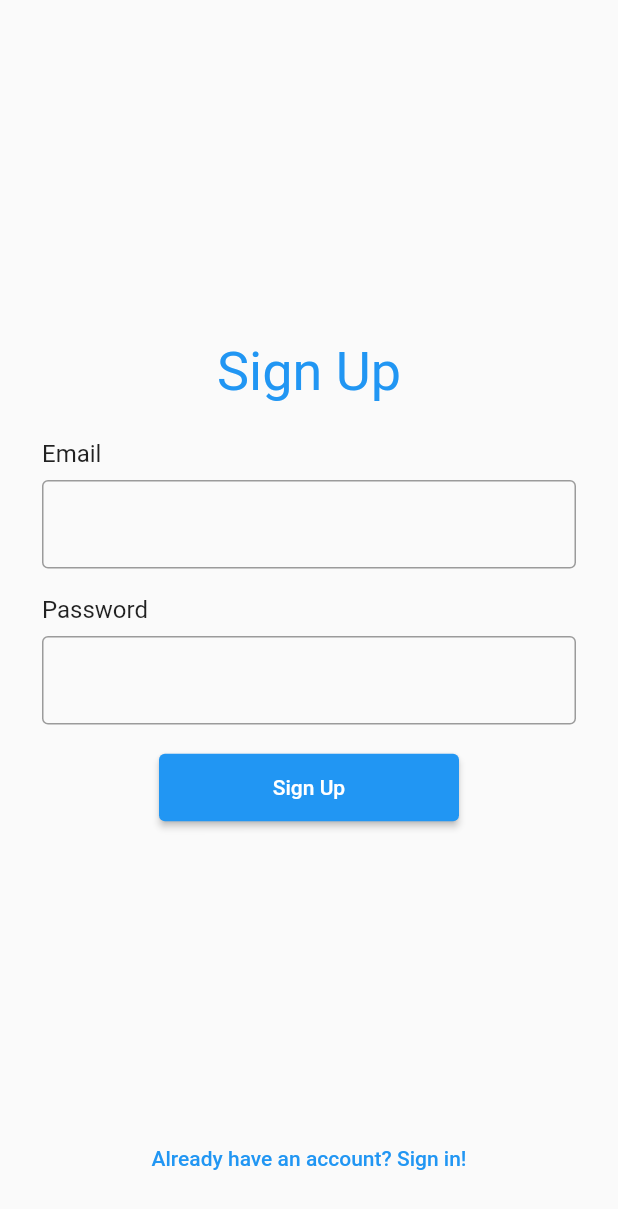
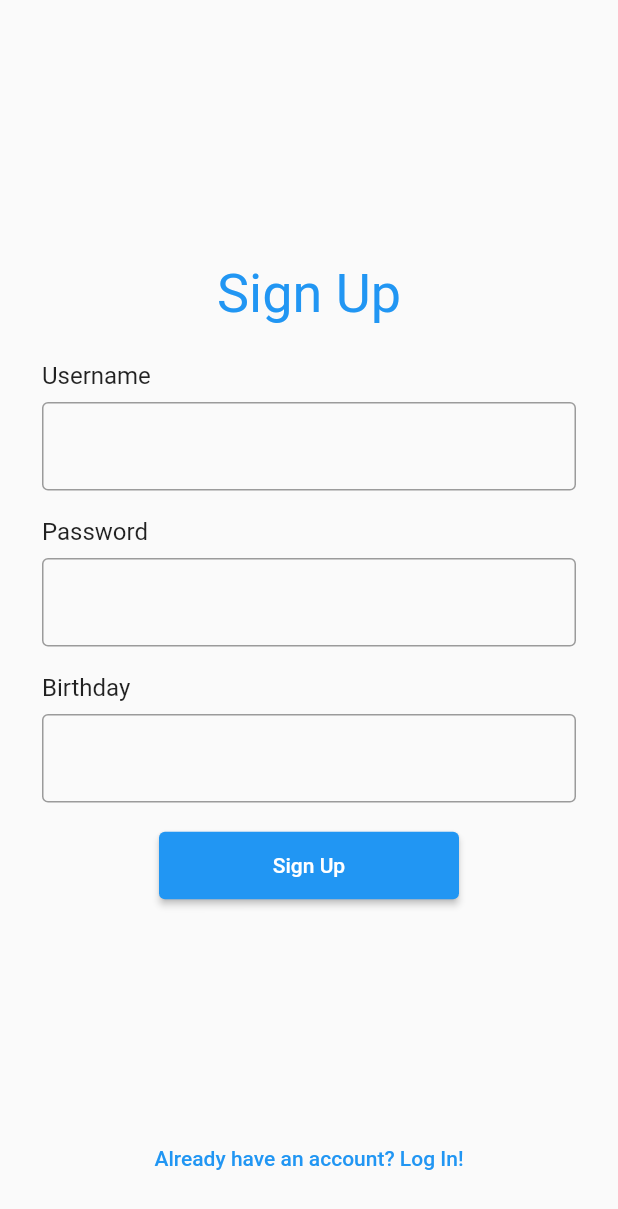
Before and after one commit to ArthurAMP/mini_feed_project, a Flutter app: the AuthPage widget shown alone on an empty page, opened directly, after a tap on "Don't have an account yet? Sign Up!", on a phone screen of 412 x 824 dp. Shown: the top 1209 px of the screen. Run offline on Flutter 3.47's test engine with Material 2 defaults, Android fonts, the phone set to English and light mode, and no system bars; our stand-ins replace infinite_scroll_pagination; network calls fail.

Commit message:
Remove unnecessary fields

```diff
--- a/lib/components/auth/login_form.dart
+++ b/lib/components/auth/login_form.dart
@@ -8,19 +8,15 @@ class LoginForm extends StatelessWidget {
 
   final void Function() onBottomTextButtonPressed;
 
-  final _title = "Login";
-  final _bottomText = "Don't have an account yet? Sign Up!";
-  final _formFields = const [
-    AuthTextFormField(fieldName: "Username"),
-    AuthTextFormField(fieldName: "Password")
-  ];
-
   @override
   Widget build(BuildContext context) {
     return AuthForm(
-        title: _title,
-        bottomText: _bottomText,
-        formFields: _formFields,
+        title: "Log In",
+        bottomText: "Don't have an account yet? Sign Up!",
+        formFields: const [
+          AuthTextFormField(fieldName: "Username"),
+          AuthTextFormField(fieldName: "Password"),
+        ],
         onBottomTextButtonPressed: onBottomTextButtonPressed);
   }
 }
--- a/lib/components/auth/signup_form.dart
+++ b/lib/components/auth/signup_form.dart
@@ -8,20 +8,16 @@ class SignUpForm extends StatelessWidget {
 
   final void Function() onBottomTextButtonPressed;
 
-  final _title = "Sign Up";
-  final _bottomText = "Already have an account? Sign in!";
-  final _formFields = const [
-    AuthTextFormField(fieldName: "Email"),
-    AuthTextFormField(fieldName: "Password"),
-  ];
-
   @override
   Widget build(BuildContext context) {
     return AuthForm(
-      title: _title,
-      bottomText: _bottomText,
-      formFields: _formFields,
-      onBottomTextButtonPressed: onBottomTextButtonPressed,
-    );
+        title: "Sign Up",
+        bottomText: "Already have an account? Log In!",
+        formFields: const [
+          AuthTextFormField(fieldName: "Username"),
+          AuthTextFormField(fieldName: "Password"),
+          AuthTextFormField(fieldName: "Birthday"),
+        ],
+        onBottomTextButtonPressed: onBottomTextButtonPressed);
   }
 }
--- a/lib/views/auth_page.dart
+++ b/lib/views/auth_page.dart
@@ -11,29 +11,22 @@ class AuthPage extends StatefulWidget {
 
 class _AuthPageState extends State<AuthPage> {
   var _selectedIndex = 0;
-  var _widgetOptions = <Widget>[];
 
-  @override
-  void initState() {
-    _widgetOptions = [
-      LoginForm(
-        onBottomTextButtonPressed: _onBottomTextButtonTapped,
-      ),
-      SignUpForm(
-        onBottomTextButtonPressed: _onBottomTextButtonTapped,
-      )
-    ];
-    super.initState();
-  }
-
-  void _onBottomTextButtonTapped() => setState(
-      () => _selectedIndex = (_selectedIndex + 1) % _widgetOptions.length);
+  void _onBottomTextButtonTapped() =>
+      setState(() => _selectedIndex = (_selectedIndex + 1) % 2);
 
   @override
   Widget build(BuildContext context) {
     return IndexedStack(
       index: _selectedIndex,
-      children: _widgetOptions,
+      children: [
+        LoginForm(
+          onBottomTextButtonPressed: _onBottomTextButtonTapped,
+        ),
+        SignUpForm(
+          onBottomTextButtonPressed: _onBottomTextButtonTapped,
+        ),
+      ],
     );
   }
 }
```
